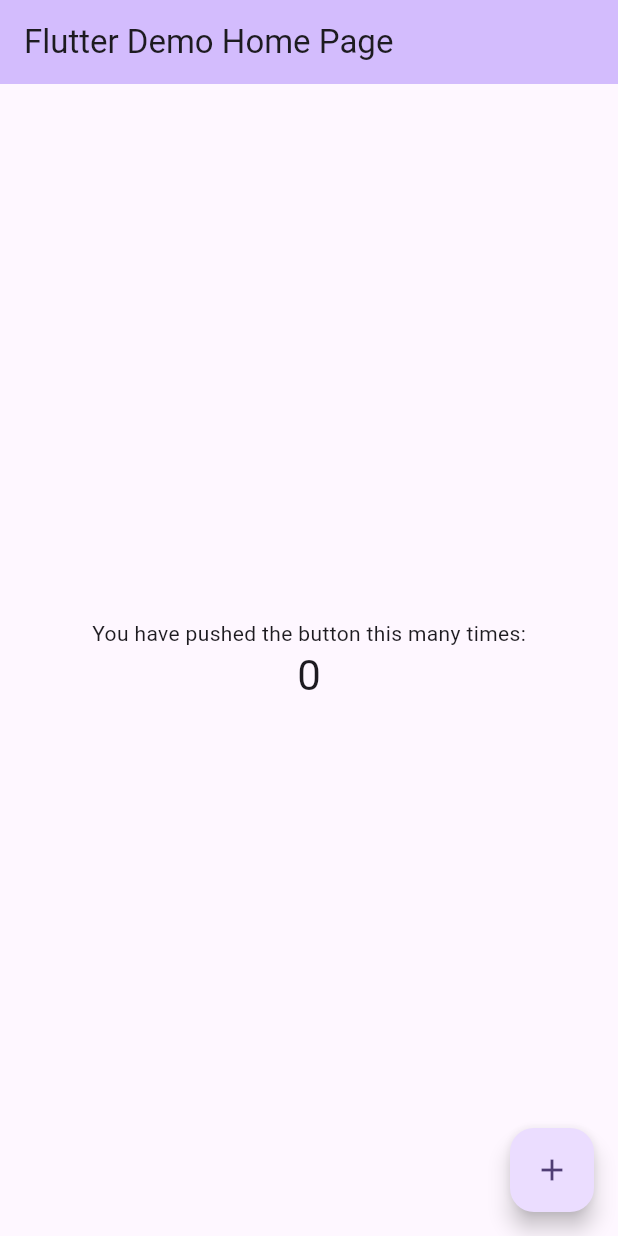
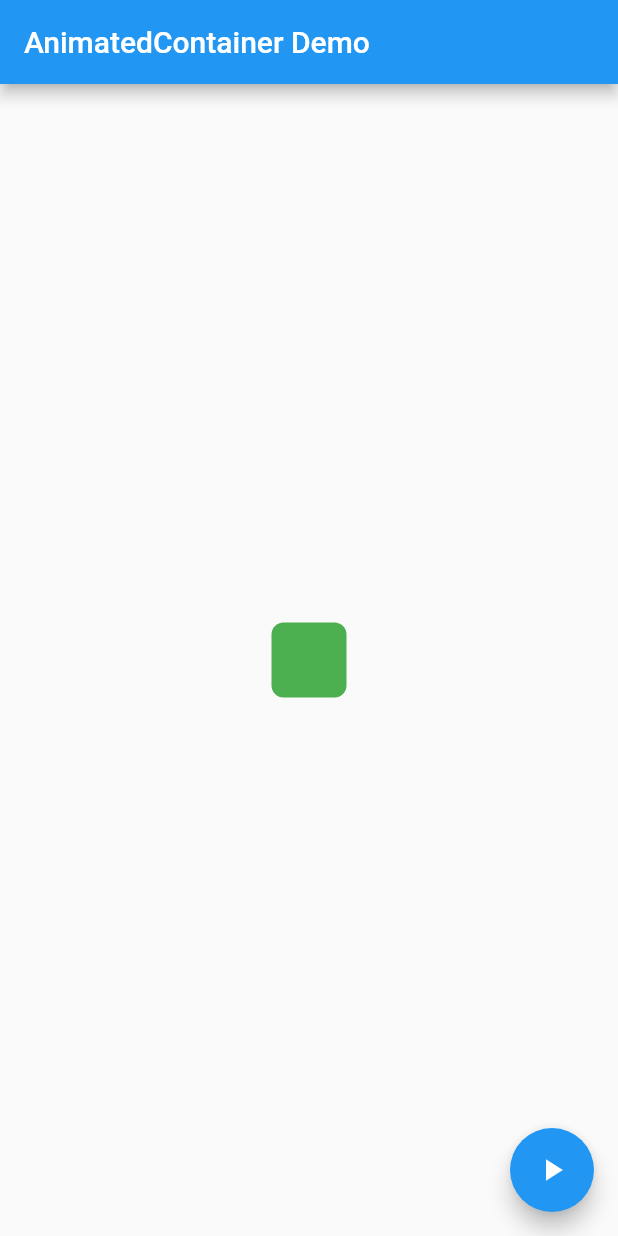
Before and after one commit to asutaka/FlutterCom, a Flutter app: the screen it shows after launch, on a phone screen of 412 x 824 dp. Run offline on Flutter 3.47's test engine with Material 2 defaults, Android fonts, the phone set to English and light mode, and no system bars.

```diff
--- a/lib/main.dart
+++ b/lib/main.dart
@@ -1,125 +1,74 @@
+import 'dart:math';
+
 import 'package:flutter/material.dart';
 
-void main() {
-  runApp(const MyApp());
+void main() => runApp(const AnimatedContainerApp());
+
+class AnimatedContainerApp extends StatefulWidget {
+  const AnimatedContainerApp({super.key});
+
+  @override
+  State<AnimatedContainerApp> createState() => _AnimatedContainerAppState();
 }
 
-class MyApp extends StatelessWidget {
-  const MyApp({super.key});
+class _AnimatedContainerAppState extends State<AnimatedContainerApp> {
+  // Define the various properties with default values. Update these properties
+  // when the user taps a FloatingActionButton.
+  double _width = 50;
+  double _height = 50;
+  Color _color = Colors.green;
+  BorderRadiusGeometry _borderRadius = BorderRadius.circular(8);
 
-  // This widget is the root of your application.
   @override
   Widget build(BuildContext context) {
     return MaterialApp(
-      title: 'Flutter Demo',
-      theme: ThemeData(
-        // This is the theme of your application.
-        //
-        // TRY THIS: Try running your application with "flutter run". You'll see
-        // the application has a blue toolbar. Then, without quitting the app,
-        // try changing the seedColor in the colorScheme below to Colors.green
-        // and then invoke "hot reload" (save your changes or press the "hot
-        // reload" button in a Flutter-supported IDE, or press "r" if you used
-        // the command line to start the app).
-        //
-        // Notice that the counter didn't reset back to zero; the application
-        // state is not lost during the reload. To reset the state, use hot
-        // restart instead.
-        //
-        // This works for code too, not just values: Most code changes can be
-        // tested with just a hot reload.
-        colorScheme: ColorScheme.fromSeed(seedColor: Colors.deepPurple),
-        useMaterial3: true,
+      home: Scaffold(
+        appBar: AppBar(
+          title: const Text('AnimatedContainer Demo'),
+        ),
+        body: Center(
+          child: AnimatedContainer(
+            // Use the properties stored in the State class.
+            width: _width,
+            height: _height,
+            decoration: BoxDecoration(
+              color: _color,
+              borderRadius: _borderRadius,
+            ),
+            // Define how long the animation should take.
+            duration: const Duration(seconds: 1),
+            // Provide an optional curve to make the animation feel smoother.
+            curve: Curves.fastOutSlowIn,
+          ),
+        ),
+        floatingActionButton: FloatingActionButton(
+          // When the user taps the button
+          onPressed: () {
+            // Use setState to rebuild the widget with new values.
+            setState(() {
+              // Create a random number generator.
+              final random = Random();
+
+              // Generate a random width and height.
+              _width = random.nextInt(300).toDouble();
+              _height = random.nextInt(300).toDouble();
+
+              // Generate a random color.
+              _color = Color.fromRGBO(
+                random.nextInt(256),
+                random.nextInt(256),
+                random.nextInt(256),
+                1,
+              );
+
+              // Generate a random border radius.
+              _borderRadius =
+                  BorderRadius.circular(random.nextInt(100).toDouble());
+            });
+          },
+          child: const Icon(Icons.play_arrow),
+        ),
       ),
-      home: const MyHomePage(title: 'Flutter Demo Home Page'),
     );
   }
 }
-
-class MyHomePage extends StatefulWidget {
-  const MyHomePage({super.key, required this.title});
-
-  // This widget is the home page of your application. It is stateful, meaning
-  // that it has a State object (defined below) that contains fields that affect
-  // how it looks.
-
-  // This class is the configuration for the state. It holds the values (in this
-  // case the title) provided by the parent (in this case the App widget) and
-  // used by the build method of the State. Fields in a Widget subclass are
-  // always marked "final".
-
-  final String title;
-
-  @override
-  State<MyHomePage> createState() => _MyHomePageState();
-}
-
-class _MyHomePageState extends State<MyHomePage> {
-  int _counter = 0;
-
-  void _incrementCounter() {
-    setState(() {
-      // This call to setState tells the Flutter framework that something has
-      // changed in this State, which causes it to rerun the build method below
-      // so that the display can reflect the updated values. If we changed
-      // _counter without calling setState(), then the build method would not be
-      // called again, and so nothing would appear to happen.
-      _counter++;
-    });
-  }
-
-  @override
-  Widget build(BuildContext context) {
-    // This method is rerun every time setState is called, for instance as done
-    // by the _incrementCounter method above.
-    //
-    // The Flutter framework has been optimized to make rerunning build methods
-    // fast, so that you can just rebuild anything that needs updating rather
-    // than having to individually change instances of widgets.
-    return Scaffold(
-      appBar: AppBar(
-        // TRY THIS: Try changing the color here to a specific color (to
-        // Colors.amber, perhaps?) and trigger a hot reload to see the AppBar
-        // change color while the other colors stay the same.
-        backgroundColor: Theme.of(context).colorScheme.inversePrimary,
-        // Here we take the value from the MyHomePage object that was created by
-        // the App.build method, and use it to set our appbar title.
-        title: Text(widget.title),
-      ),
-      body: Center(
-        // Center is a layout widget. It takes a single child and positions it
-        // in the middle of the parent.
-        child: Column(
-          // Column is also a layout widget. It takes a list of children and
-          // arranges them vertically. By default, it sizes itself to fit its
-          // children horizontally, and tries to be as tall as its parent.
-          //
-          // Column has various properties to control how it sizes itself and
-          // how it positions its children. Here we use mainAxisAlignment to
-          // center the children vertically; the main axis here is the vertical
-          // axis because Columns are vertical (the cross axis would be
-          // horizontal).
-          //
-          // TRY THIS: Invoke "debug painting" (choose the "Toggle Debug Paint"
-          // action in the IDE, or press "p" in the console), to see the
-          // wireframe for each widget.
-          mainAxisAlignment: MainAxisAlignment.center,
-          children: <Widget>[
-            const Text(
-              'You have pushed the button this many times:',
-            ),
-            Text(
-              '$_counter',
-              style: Theme.of(context).textTheme.headlineMedium,
-            ),
-          ],
-        ),
-      ),
-      floatingActionButton: FloatingActionButton(
-        onPressed: _incrementCounter,
-        tooltip: 'Increment',
-        child: const Icon(Icons.add),
-      ), // This trailing comma makes auto-formatting nicer for build methods.
-    );
-  }
-}
```
Also changed, not shown: 1 other file.
